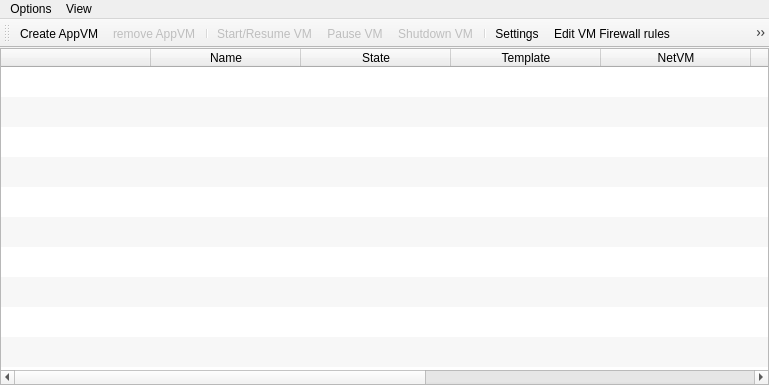
Qt form mainwindow.ui (QubesOS/qubes-manager) before a commit.
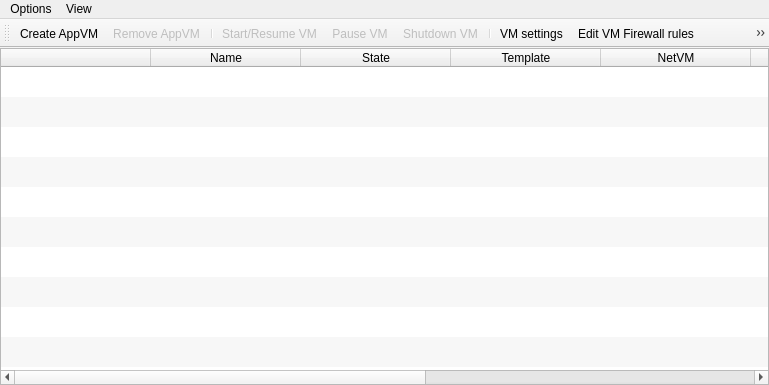
The same form after that commit. Icons and pictures are not drawn.

Commit message: Consistent action names.

Diff of the .ui file:
```diff
--- a/mainwindow.ui
+++ b/mainwindow.ui
@@ -300,7 +300,7 @@
      <normaloff>:/removevm.png</normaloff>:/removevm.png</iconset>
    </property>
    <property name="text">
-    <string>remove AppVM</string>
+    <string>Remove AppVM</string>
    </property>
    <property name="toolTip">
     <string>Remove an existing AppVM (must be stopped first)</string>
@@ -509,7 +509,7 @@
      <normaloff>:/settings.png</normaloff>:/settings.png</iconset>
    </property>
    <property name="text">
-    <string>Settings</string>
+    <string>VM settings</string>
    </property>
    <property name="toolTip">
     <string>VM Settings</string>
```
